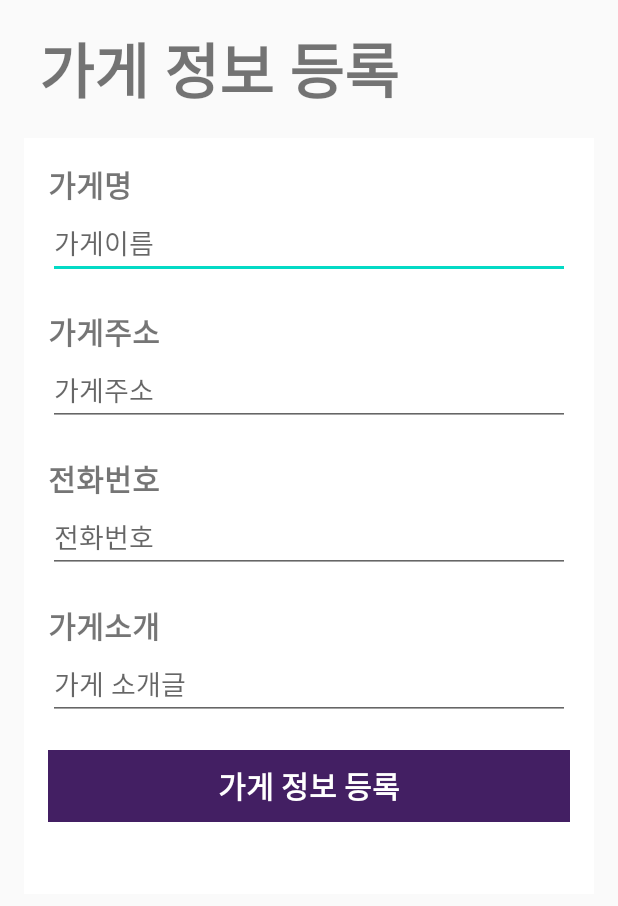
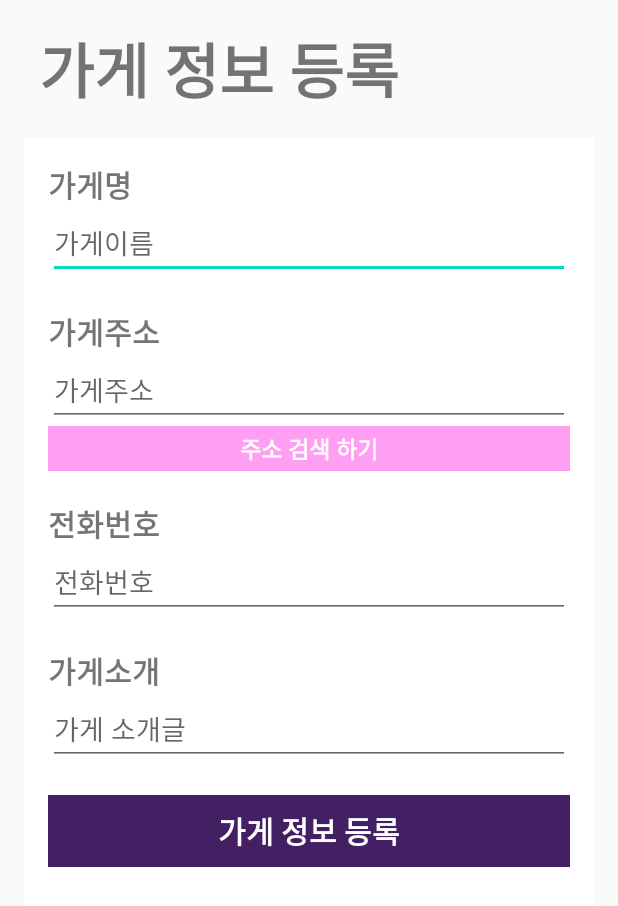
Before and after one commit to AjouDisorder/FrontBoss, an Android app: the MartInfoActivity screen opened directly, with no data from a screen before it, on a phone screen of 412 x 824 dp. Shown: the top 906 px of the screen. Run offline under Robolectric (Android 15) with nearby library versions, the phone set to English and light mode, and no system bars; plain views replace MaterialEditText.

Commit message:
가게주소입력에서 주소검색버튼 추가

```diff
--- a/app/src/main/java/com/realmealboss/realmeal/Home/MartInfoActivity.kt
+++ b/app/src/main/java/com/realmealboss/realmeal/Home/MartInfoActivity.kt
@@ -6,6 +6,7 @@ import android.os.Bundle
 import android.text.TextUtils
 import android.widget.Toast
 import com.realmealboss.realmeal.BossData
+import com.realmealboss.realmeal.KakaoAddressActivity
 import com.realmealboss.realmeal.LoginActivity
 import com.realmealboss.realmeal.R
 import com.realmealboss.realmeal.Retrofit.IMyService
@@ -29,6 +30,11 @@ class MartInfoActivity : AppCompatActivity() {
         // Init API
         val retrofit = RetrofitClient.getInstance()
         iMyService = retrofit.create(IMyService::class.java)
+
+        mart_address.setOnClickListener{
+            val intent = Intent(this, KakaoAddressActivity::class.java)
+            startActivity(intent)
+        }
 
         mart_info_submit.setOnClickListener{
             var name = mart_name.text.toString()
--- a/app/src/main/java/com/realmealboss/realmeal/KakaoAddressActivity.kt
+++ b/app/src/main/java/com/realmealboss/realmeal/KakaoAddressActivity.kt
@@ -2,11 +2,15 @@ package com.realmealboss.realmeal
 
 import androidx.appcompat.app.AppCompatActivity
 import android.os.Bundle
+import android.webkit.WebView
 
 class KakaoAddressActivity : AppCompatActivity() {
 
     override fun onCreate(savedInstanceState: Bundle?) {
         super.onCreate(savedInstanceState)
         setContentView(R.layout.activity_kakao_address)
+
+        val addressWebView: WebView = findViewById(R.id.webView_address)
+        addressWebView.loadUrl("http://www.naver.com")
     }
 }
--- a/app/src/main/res/layout/activity_mart_info.xml
+++ b/app/src/main/res/layout/activity_mart_info.xml
@@ -54,7 +54,6 @@
         <com.rengwuxian.materialedittext.MaterialEditText
             android:id="@+id/mart_address"
             android:hint="가게주소"
-            android:layout_marginBottom="20dp"
             android:layout_width="match_parent"
             android:layout_height="wrap_content"
             app:met_primaryColor="@color/myTextColor"
@@ -63,6 +62,17 @@
             app:met_iconPadding="0dp">
         </com.rengwuxian.materialedittext.MaterialEditText>
 
+        <Button
+            android:id="@+id/mart_address_button"
+            android:text="주소 검색 하기"
+            android:layout_marginBottom="20dp"
+            android:textColor="@android:color/white"
+            android:textSize="15sp"
+            android:textStyle="bold"
+            android:background="#FF9FF3"
+            style="@style/Base.Widget.AppCompat.Button.Borderless.Colored"
+            android:layout_width="match_parent"
+            android:layout_height="30dp" />
         <TextView
             android:text="전화번호"
             android:textSize="20sp"
```
Also changed, not shown: app/src/main/java/com/realmealboss/realmeal/Retrofit/IMyService.kt (+8 -0 lines), app/src/main/res/layout/activity_kakao_address.xml (+12 -22 lines), app/src/main/res/layout/item_menu.xml (added, +69 -0 lines).
